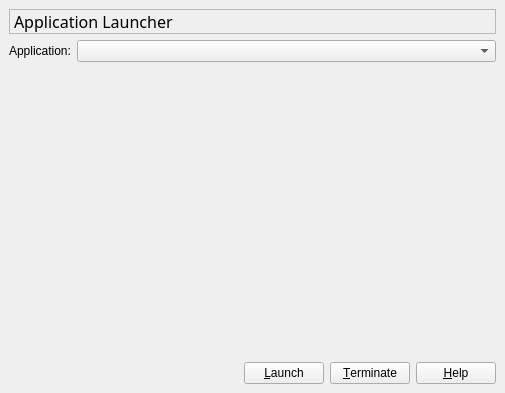
Old version of the form trunk/maestro/gui/plugins/views/launch/LaunchViewBase.ui in the repository patrickhartling/maestro.
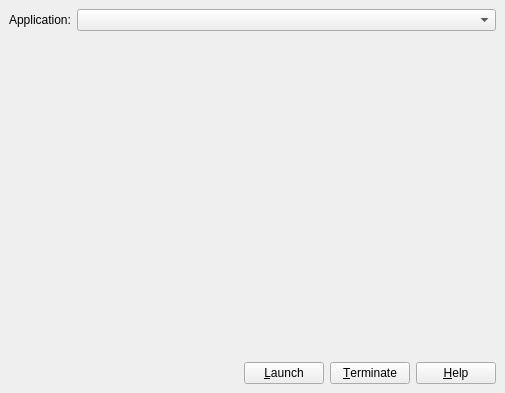
New version of the form.

Commit message: - Put the view title bar in the Maestro UI instead of each view.

Diff of the .ui file:
```diff
--- a/trunk/maestro/gui/plugins/views/launch/LaunchViewBase.ui
+++ b/trunk/maestro/gui/plugins/views/launch/LaunchViewBase.ui
@@ -19,36 +19,6 @@
    <property name="spacing" >
     <number>6</number>
    </property>
-   <item>
-    <widget class="QLabel" name="mTitleLbl" >
-     <property name="font" >
-      <font>
-       <family>Sans Serif</family>
-       <pointsize>12</pointsize>
-       <weight>50</weight>
-       <italic>false</italic>
-       <bold>false</bold>
-       <underline>false</underline>
-       <strikeout>false</strikeout>
-      </font>
-     </property>
-     <property name="autoFillBackground" >
-      <bool>true</bool>
-     </property>
-     <property name="frameShape" >
-      <enum>QFrame::StyledPanel</enum>
-     </property>
-     <property name="frameShadow" >
-      <enum>QFrame::Sunken</enum>
-     </property>
-     <property name="lineWidth" >
-      <number>2</number>
-     </property>
-     <property name="text" >
-      <string>Application Launcher</string>
-     </property>
-    </widget>
-   </item>
    <item>
     <layout class="QHBoxLayout" >
      <property name="margin" >
```
The commit also changes 20 other files.
